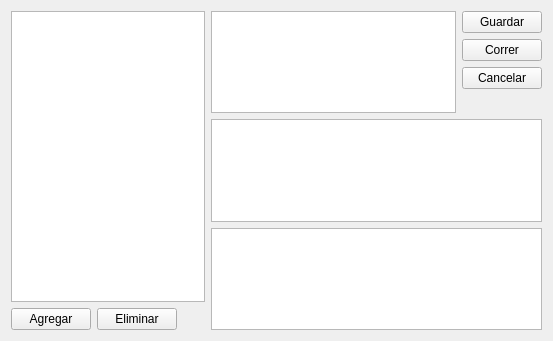
Before: the Qt Designer form share/modules/sqlmodule/share/sqlmodule_central.ui in JulianSala/Sipred, drawn with Qt 5.
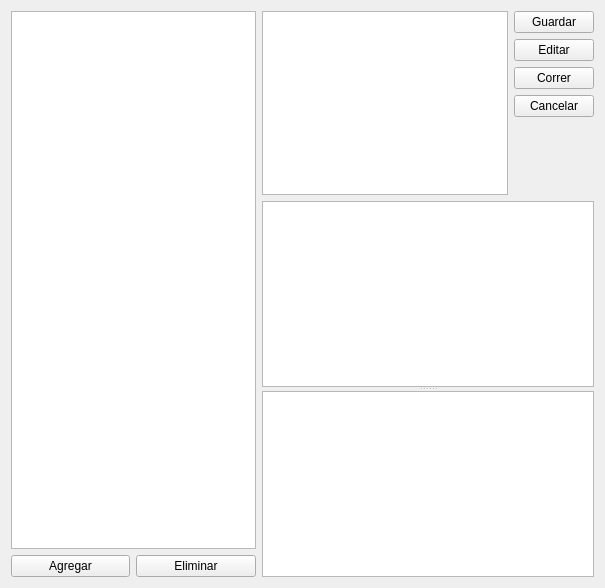
After: the same form once the commit is applied.

```diff
--- a/share/modules/sqlmodule/share/sqlmodule_central.ui
+++ b/share/modules/sqlmodule/share/sqlmodule_central.ui
@@ -6,88 +6,57 @@
    <rect>
     <x>0</x>
     <y>0</y>
-    <width>553</width>
-    <height>341</height>
+    <width>605</width>
+    <height>588</height>
    </rect>
   </property>
   <property name="windowTitle">
    <string>Form</string>
   </property>
+  <layout class="QGridLayout" name="gridLayout_2">
+   <item row="0" column="0" rowspan="6">
   <layout class="QGridLayout" name="gridLayout">
-   <item row="0" column="0" rowspan="3">
-    <layout class="QVBoxLayout" name="verticalLayout_2">
-     <item>
-      <widget class="QListView" name="listView">
-       <property name="maximumSize">
-        <size>
-         <width>200</width>
-         <height>16777215</height>
-        </size>
-       </property>
-      </widget>
-     </item>
-     <item>
-      <layout class="QHBoxLayout" name="horizontalLayout">
-       <item>
+     <item row="1" column="0">
         <widget class="QPushButton" name="addPushButton">
          <property name="text">
           <string>Agregar</string>
          </property>
         </widget>
        </item>
-       <item>
+     <item row="1" column="1">
         <widget class="QPushButton" name="deletePushButton">
          <property name="text">
           <string>Eliminar</string>
          </property>
         </widget>
        </item>
-       <item>
-        <spacer name="horizontalSpacer">
-         <property name="orientation">
-          <enum>Qt::Horizontal</enum>
-         </property>
-         <property name="sizeHint" stdset="0">
-          <size>
-           <width>40</width>
-           <height>20</height>
-          </size>
-         </property>
-        </spacer>
+     <item row="0" column="0" colspan="2">
+      <widget class="QTreeView" name="treeView"/>
        </item>
       </layout>
      </item>
-    </layout>
-   </item>
-   <item row="0" column="1">
-    <layout class="QHBoxLayout" name="horizontalLayout_2">
-     <item>
-      <widget class="QTextEdit" name="textEdit"/>
-     </item>
-     <item>
-      <layout class="QVBoxLayout" name="verticalLayout">
-       <item>
-        <widget class="QPushButton" name="savePushButton">
-         <property name="text">
-          <string>Guardar</string>
-         </property>
-        </widget>
-       </item>
-       <item>
+   <item row="2" column="2">
         <widget class="QPushButton" name="runPushButton">
          <property name="text">
           <string>Correr</string>
          </property>
         </widget>
        </item>
-       <item>
+   <item row="0" column="2">
+    <widget class="QPushButton" name="savePushButton">
+     <property name="text">
+      <string>Guardar</string>
+     </property>
+    </widget>
+   </item>
+   <item row="3" column="2">
         <widget class="QPushButton" name="cancelPushButton">
          <property name="text">
           <string>Cancelar</string>
          </property>
         </widget>
        </item>
-       <item>
+   <item row="4" column="2">
         <spacer name="verticalSpacer">
          <property name="orientation">
           <enum>Qt::Vertical</enum>
@@ -95,25 +64,34 @@
          <property name="sizeHint" stdset="0">
           <size>
            <width>20</width>
-           <height>40</height>
+       <height>81</height>
           </size>
          </property>
         </spacer>
        </item>
-      </layout>
-     </item>
-    </layout>
-   </item>
-   <item row="1" column="1">
+   <item row="0" column="1" rowspan="5">
+    <widget class="QTextEdit" name="textEdit"/>
+   </item>
+   <item row="5" column="1" colspan="2">
+    <widget class="QSplitter" name="splitter">
+     <property name="orientation">
+      <enum>Qt::Vertical</enum>
+     </property>
     <widget class="QTableView" name="tableView"/>
-   </item>
-   <item row="2" column="1">
     <widget class="QPlainTextEdit" name="plainTextEdit">
      <property name="maximumSize">
       <size>
        <width>16777215</width>
        <height>200</height>
       </size>
+      </property>
+     </widget>
+    </widget>
+   </item>
+   <item row="1" column="2">
+    <widget class="QPushButton" name="editPushButton">
+     <property name="text">
+      <string>Editar</string>
      </property>
     </widget>
    </item>
```
Lines whose indentation alone changed are shown as unchanged.
